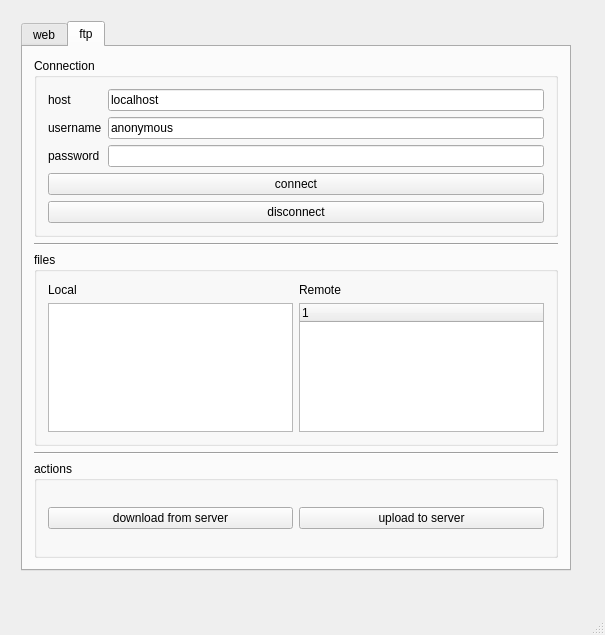
Qt form client/mainwindow.ui (mohammadkotb/Networks-Evoting-System) before a commit.
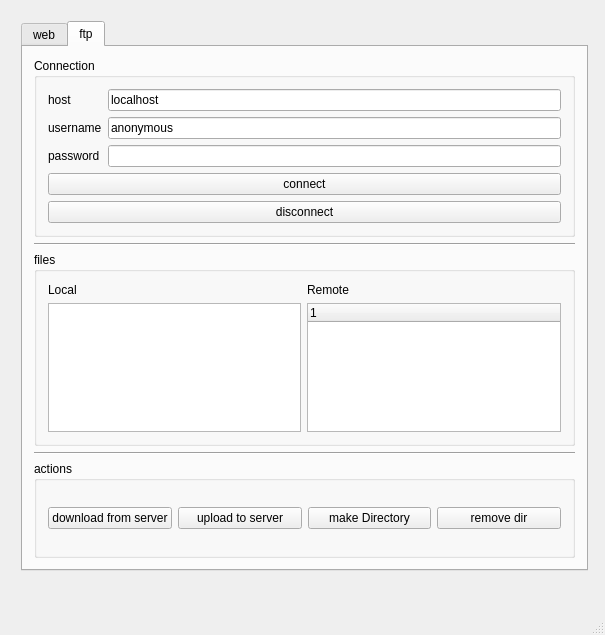
The same form after that commit.

What changed in the file:
```diff
--- a/client/mainwindow.ui
+++ b/client/mainwindow.ui
@@ -19,7 +19,7 @@
      <rect>
       <x>10</x>
       <y>10</y>
-      <width>572</width>
+      <width>589</width>
       <height>572</height>
      </rect>
     </property>
@@ -223,6 +223,20 @@
                   </property>
                  </widget>
                 </item>
+                <item>
+                 <widget class="QPushButton" name="mkdirPushButton">
+                  <property name="text">
+                   <string>make Directory</string>
+                  </property>
+                 </widget>
+                </item>
+                <item>
+                 <widget class="QPushButton" name="rmdirPushButton">
+                  <property name="text">
+                   <string>remove dir</string>
+                  </property>
+                 </widget>
+                </item>
                </layout>
               </item>
              </layout>
```
Left out of the diff: 8 changed lines with no effect on the pictures.
